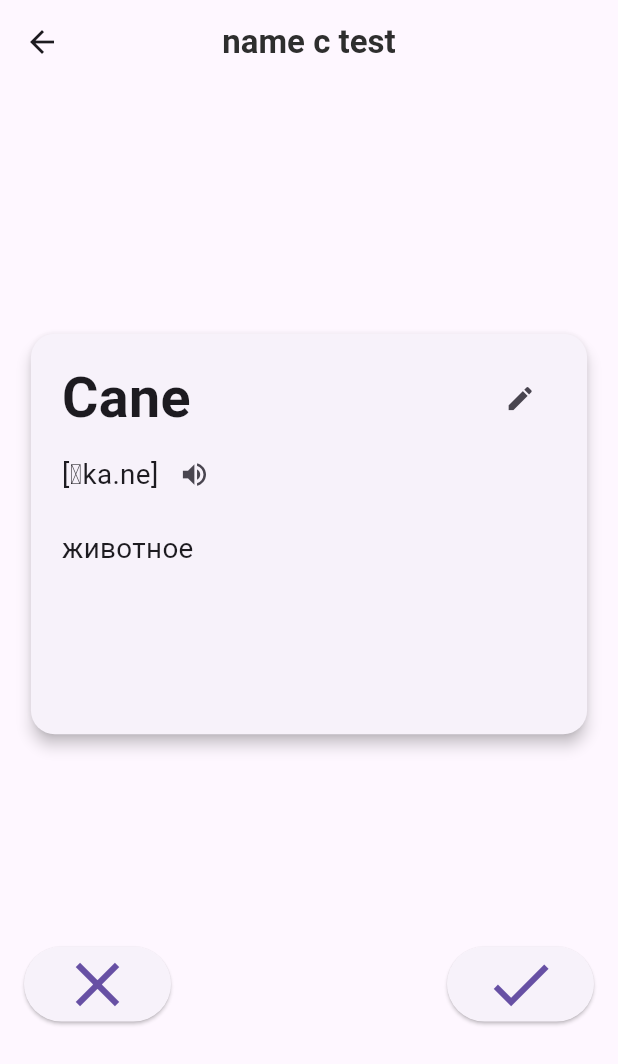
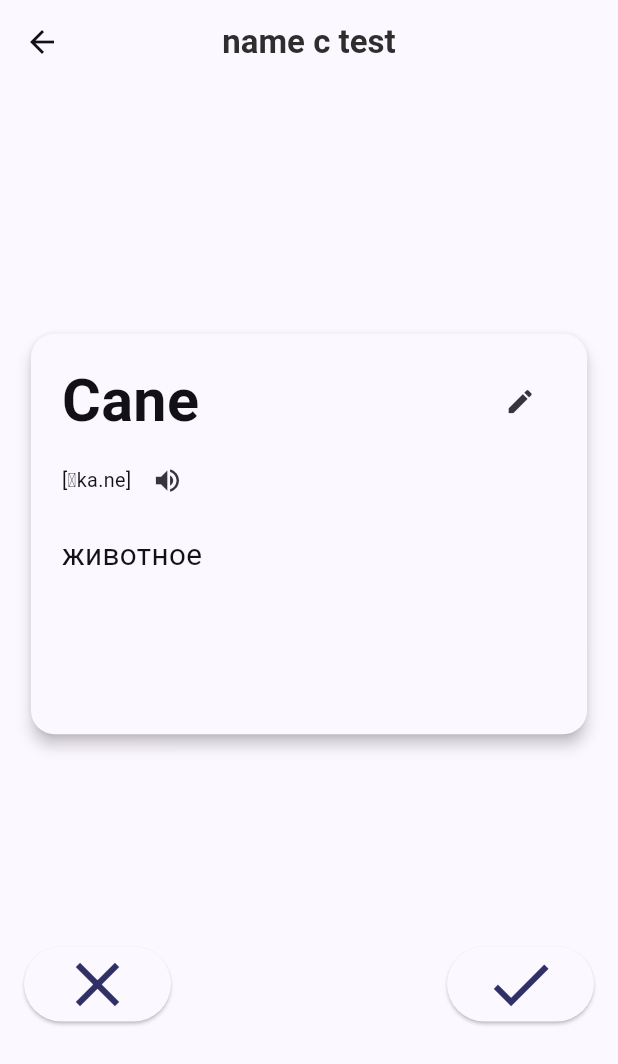
Before and after one commit to Alex-Yu21/flashcards, a Flutter app: the LearningScreen screen opened directly, on a phone screen of 412 x 824 dp. Shown: the top 1064 px of the screen. Run offline on Flutter 3.47's test engine with Material 3 defaults, Android fonts, the phone set to English and light mode, and no system bars; network calls fail.

Commit message:
chore: minor adaptive and style changes

```diff
--- a/lib/core/theme/app_colors_dark.dart
+++ b/lib/core/theme/app_colors_dark.dart
@@ -2,6 +2,7 @@ import 'package:flutter/material.dart';
 
 class AppColorsDark {
   static const ColorScheme mediumContrast = ColorScheme(
+    primaryFixed: Color(0xFFBEC2FF),
     brightness: Brightness.dark,
     primary: Color(0xffdad9ff),
     surfaceTint: Color(0xffc1c1ff),
--- a/lib/core/theme/app_colors_ligth.dart
+++ b/lib/core/theme/app_colors_ligth.dart
@@ -2,6 +2,7 @@ import 'package:flutter/material.dart';
 
 class AppColorsLight {
   static const ColorScheme mediumContrast = ColorScheme(
+    primaryFixed: Color(0xFF2D2E40),
     brightness: Brightness.light,
     primary: Color(0xff303066),
     surfaceTint: Color(0xff585992),
--- a/lib/core/theme/app_theme.dart
+++ b/lib/core/theme/app_theme.dart
@@ -1,5 +1,5 @@
-import 'package:flashcards_app/core/theme/app_colors_dark.dart';
-import 'package:flashcards_app/core/theme/app_colors_ligth.dart';
+import 'package:flashcards/core/theme/app_colors_dark.dart';
+import 'package:flashcards/core/theme/app_colors_ligth.dart';
 import 'package:flutter/material.dart';
 
 class AppTheme {
--- a/lib/data/dummy_data.dart
+++ b/lib/data/dummy_data.dart
@@ -45,7 +45,7 @@ final List<Flashcard> dummyFlashcards = [
     title: 'mela',
     transcription: '[ˈme.la]',
     audioPath: null,
-    hint: 'фрукт',
+    hint: 'красный фрукт',
     translation: 'яблоко',
     description: 'Mangio una mela ogni giorno.',
   ),
--- a/lib/main.dart
+++ b/lib/main.dart
@@ -1,14 +1,24 @@
+import 'package:flashcards/core/theme/app_theme.dart';
+import 'package:flashcards/presentation/screens/home_screen.dart';
+import 'package:flashcards/presentation/screens/learning_screen.dart';
 import 'package:flutter/material.dart';
 
 void main() {
-  runApp(const MyApp());
+  runApp(const FlashcardsApp());
 }
 
-class MyApp extends StatelessWidget {
-  const MyApp({super.key});
+class FlashcardsApp extends StatelessWidget {
+  const FlashcardsApp({super.key});
 
   @override
   Widget build(BuildContext context) {
-    return MaterialApp(home: const MyHomePage());
+    final textTheme = TextTheme();
+    return MaterialApp(
+      title: 'Just flashcards',
+      theme: AppTheme(textTheme).lightMediumContrast(),
+      darkTheme: AppTheme(textTheme).darkMediumContrast(),
+      themeMode: ThemeMode.system,
+      home: const HomeScreen(),
+    );
   }
 }
--- a/lib/presentation/widgets/flashcard_widget.dart
+++ b/lib/presentation/widgets/flashcard_widget.dart
@@ -1,4 +1,5 @@
 import 'package:flashcards/domain/entities/flashcard.dart';
+import 'package:flashcards/presentation/extensions/context_extensions.dart';
 import 'package:flutter/material.dart';
 
 class FlashcardWidget extends StatelessWidget {
@@ -18,13 +19,11 @@ class FlashcardWidget extends StatelessWidget {
 
   @override
   Widget build(BuildContext context) {
-    final sw = MediaQuery.of(context).size.width;
-    final sh = MediaQuery.of(context).size.height;
+    final sw = context.screenWidth;
+    final sh = context.screenHeight;
 
     final hp = sw * 0.05;
     final vp = sh * 0.02;
-    final titleSize = sw * 0.09;
-    final bodySize = sw * 0.045;
     final iconSize = sw * 0.05;
 
     Widget buildFront() => Column(
@@ -35,10 +34,7 @@ class FlashcardWidget extends StatelessWidget {
             Expanded(
               child: Text(
                 _capitalize(flashcard.title),
-                style: TextStyle(
-                  fontSize: titleSize,
-                  fontWeight: FontWeight.bold,
-                ),
+                style: context.headerStyle,
               ),
             ),
             IconButton(
@@ -51,7 +47,10 @@ class FlashcardWidget extends StatelessWidget {
         Row(
           mainAxisSize: MainAxisSize.min,
           children: [
-            Text(flashcard.transcription, style: TextStyle(fontSize: bodySize)),
+            Text(
+              flashcard.transcription.toLowerCase(),
+              style: context.captionStyle,
+            ),
             IconButton(
               iconSize: iconSize,
               onPressed: () {},
@@ -60,7 +59,7 @@ class FlashcardWidget extends StatelessWidget {
           ],
         ),
         const SizedBox(height: 12),
-        Text(flashcard.hint, style: TextStyle(fontSize: bodySize)),
+        Text(flashcard.hint.toLowerCase(), style: context.bodyStyle),
       ],
     );
 
@@ -72,10 +71,7 @@ class FlashcardWidget extends StatelessWidget {
             Expanded(
               child: Text(
                 _capitalize(flashcard.translation),
-                style: TextStyle(
-                  fontSize: titleSize,
-                  fontWeight: FontWeight.bold,
-                ),
+                style: context.headerStyle,
               ),
             ),
             IconButton(
@@ -86,12 +82,12 @@ class FlashcardWidget extends StatelessWidget {
           ],
         ),
         const SizedBox(height: 12),
-        Text(flashcard.description, style: TextStyle(fontSize: bodySize)),
+        Text(flashcard.description.toLowerCase(), style: context.bodyStyle),
         const Spacer(),
         TextButton(
           style: TextButton.styleFrom(
             padding: EdgeInsets.zero,
-            textStyle: TextStyle(fontSize: bodySize),
+            textStyle: TextStyle(fontSize: context.captionSize),
           ),
           onPressed: () {},
           child: Row(
--- a/pubspec.yaml
+++ b/pubspec.yaml
@@ -2,7 +2,7 @@ name: flashcards
 description: "A new Flutter project."
 # The following line prevents the package from being accidentally published to
 # pub.dev using `flutter pub publish`. This is preferred for private packages.
-publish_to: 'none' # Remove this line if you wish to publish to pub.dev
+publish_to: "none" # Remove this line if you wish to publish to pub.dev
 
 # The following defines the version and build number for your application.
 # A version number is three numbers separated by dots, like 1.2.43
@@ -34,6 +34,8 @@ dependencies:
   # The following adds the Cupertino Icons font to your application.
   # Use with the CupertinoIcons class for iOS style icons.
   cupertino_icons: ^1.0.8
+  flutter_card_swiper: ^7.0.2
+  google_fonts: ^6.2.1
 
 dev_dependencies:
   flutter_test:
@@ -51,7 +53,6 @@ dev_dependencies:
 
 # The following section is specific to Flutter packages.
 flutter:
-
   # The following line ensures that the Material Icons font is
   # included with your application, so that you can use the icons in
   # the material Icons class.
```
Also changed, not shown: pubspec.lock, 1 other file.
